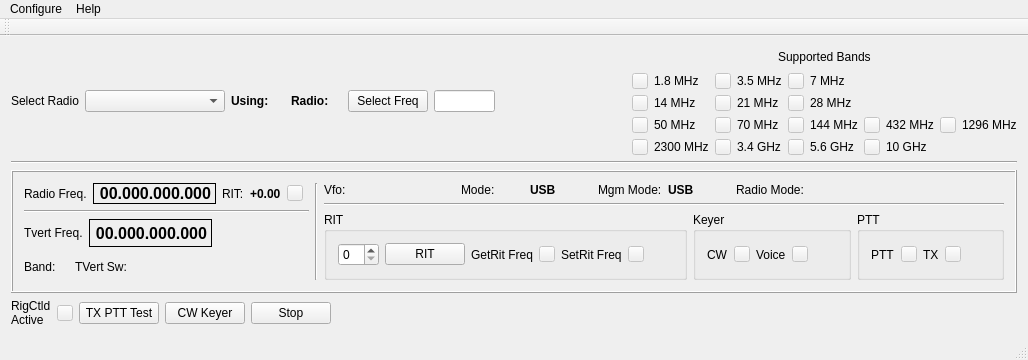
Rsclub22/Minos2-Mirror, file mqt/MqtRigControl/rigcontrolmainwindow.ui: the form before one commit.
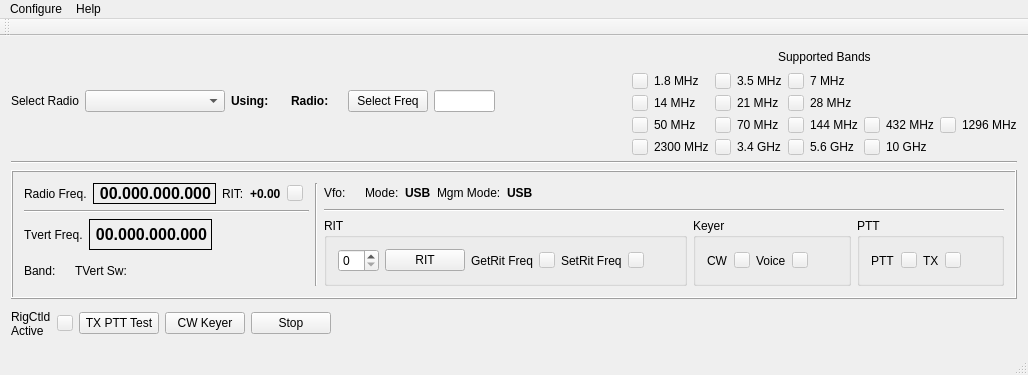
The form after the commit. Custom widgets are drawn as their Qt base class.

The edit to the form file:
```diff
--- a/mqt/MqtRigControl/rigcontrolmainwindow.ui
+++ b/mqt/MqtRigControl/rigcontrolmainwindow.ui
@@ -7,7 +7,7 @@
     <x>0</x>
     <y>0</y>
     <width>1028</width>
-    <height>356</height>
+    <height>375</height>
    </rect>
   </property>
   <property name="windowTitle">
@@ -785,28 +785,21 @@
                  </property>
                 </widget>
                </item>
+               <item>
+                <spacer name="horizontalSpacer_11">
+                 <property name="orientation">
+                  <enum>Qt::Horizontal</enum>
+                 </property>
+                 <property name="sizeHint" stdset="0">
+                  <size>
+                   <width>40</width>
+                   <height>20</height>
+                  </size>
+                 </property>
+                </spacer>
+               </item>
               </layout>
              </item>
-             <item>
-              <widget class="QLabel" name="RadioModeLabel">
-               <property name="text">
-                <string>Radio Mode:</string>
-               </property>
-              </widget>
-             </item>
-             <item>
-              <widget class="QLabel" name="RadioMode">
-               <property name="font">
-                <font>
-                 <weight>75</weight>
-                 <bold>true</bold>
-                </font>
-               </property>
-               <property name="text">
-                <string/>
-               </property>
-              </widget>
-             </item>
             </layout>
            </item>
            <item>
```
